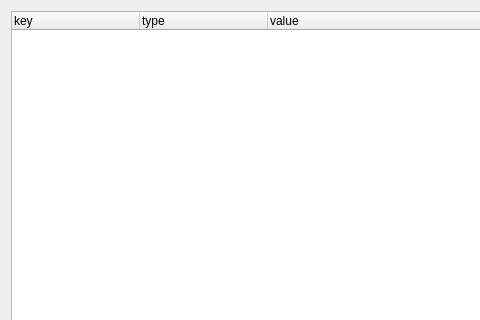
Before: the Qt Designer form app/res/view/form/self.ui in HsOjo/PyJSONEditor, drawn with Qt 5; both pictures show x 0 to 480 and y 0 to 320 of the 928 by 673 pixel window.
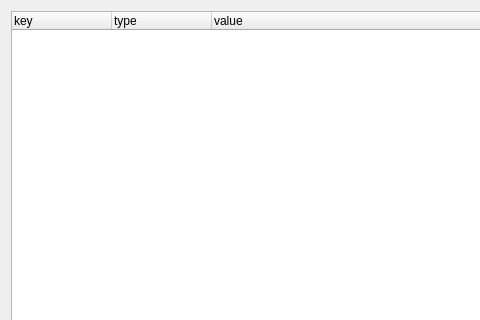
After: the same form once the commit is applied.

Commit message: Support basic dump.

Patch:
```diff
--- a/app/res/view/form/self.ui
+++ b/app/res/view/form/self.ui
@@ -40,9 +40,6 @@
      <property name="expandsOnDoubleClick">
       <bool>false</bool>
      </property>
-     <attribute name="headerDefaultSectionSize">
-      <number>128</number>
-     </attribute>
      <column>
       <property name="text">
        <string>key</string>
```
The commit also changes 2 other files.
